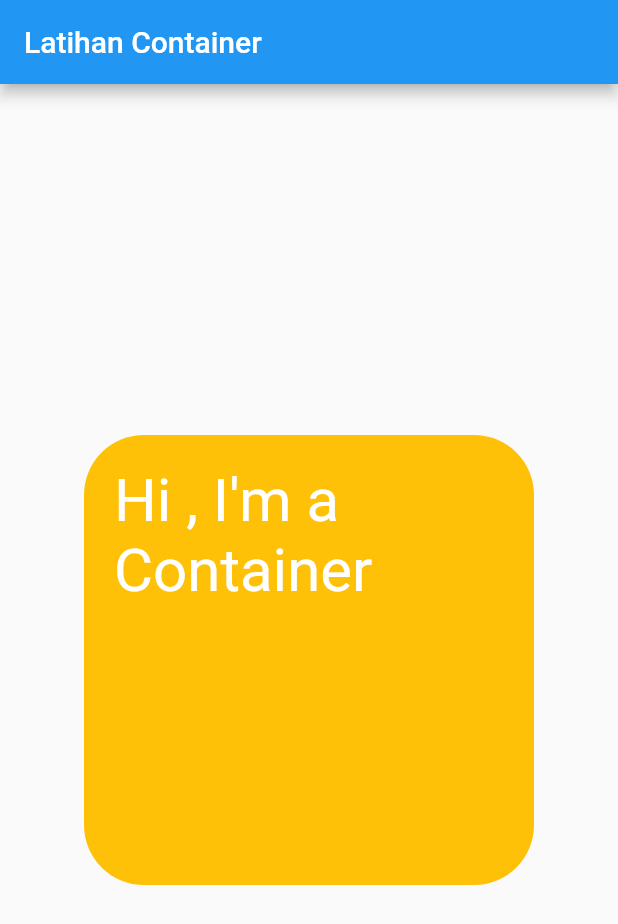
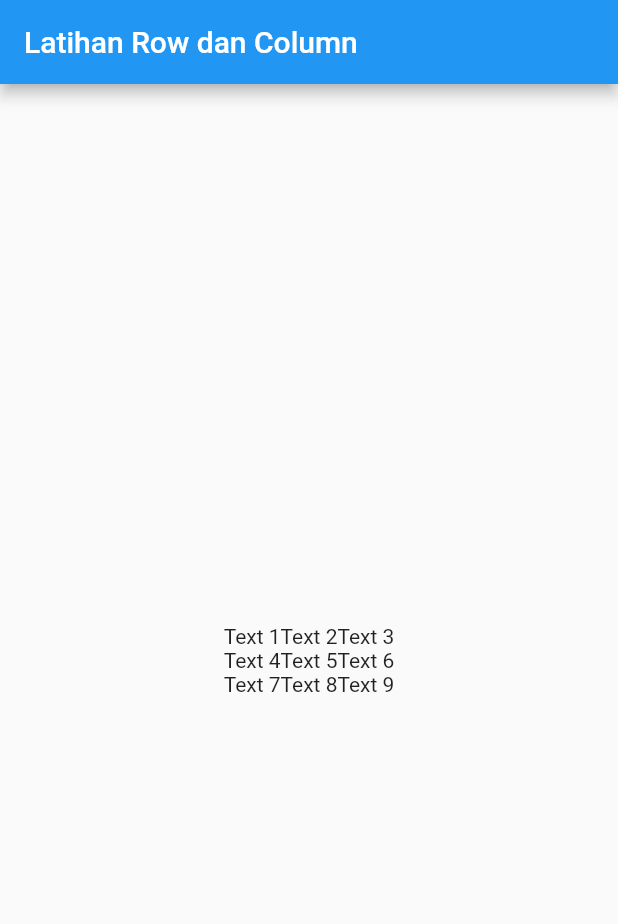
Before and after one commit to akbariyansyah/latihan-flutter, a Flutter app: the screen it shows after launch, on a phone screen of 412 x 824 dp. Shown: the top 924 px of the screen. Run offline on Flutter 3.47's test engine with Material 2 defaults, Android fonts, the light colour scheme and no system bars.

Commit message:
-Initial Commit -Complete the code

```diff
--- a/lib/main.dart
+++ b/lib/main.dart
@@ -22,27 +22,35 @@ class MainPage extends StatelessWidget {
     return Scaffold(
         appBar: AppBar(
           title: Text(
-            "Latihan Container",
+            "Latihan Row dan Column",
           ),
         ),
-        body: Center(
-          child: Container(
-            width: 300,
-            height: 300,
-            padding: EdgeInsets.fromLTRB(20, 20, 0, 0),
-            child: Text(
-              "Hi , I'm a Container",
-              style: TextStyle(
-                  fontSize: 40,
-                  fontWeight: FontWeight.w400,
-                  color: Colors.white),
+        body: Column(
+          mainAxisAlignment: MainAxisAlignment.center,
+          children: [
+            Row(
+              mainAxisAlignment: MainAxisAlignment.center,
+              children: [
+                Text("Text 1"),
+                Text("Text 2"),
+                Text("Text 3"),
+              ],
+            ),    Row(
+              mainAxisAlignment: MainAxisAlignment.center,
+              children: [
+                Text("Text 4"),
+                Text("Text 5"),
+                Text("Text 6"),
+              ],
+            ),    Row(
+              mainAxisAlignment: MainAxisAlignment.center,
+              children: [
+                Text("Text 7"),
+                Text("Text 8"),
+                Text("Text 9"),
+              ],
             ),
-            decoration: BoxDecoration(
-              borderRadius: BorderRadius.circular(40),
-              color: Colors.amber,
-
-            ),
-          ),
+          ],
         ));
     ;
   }
```
